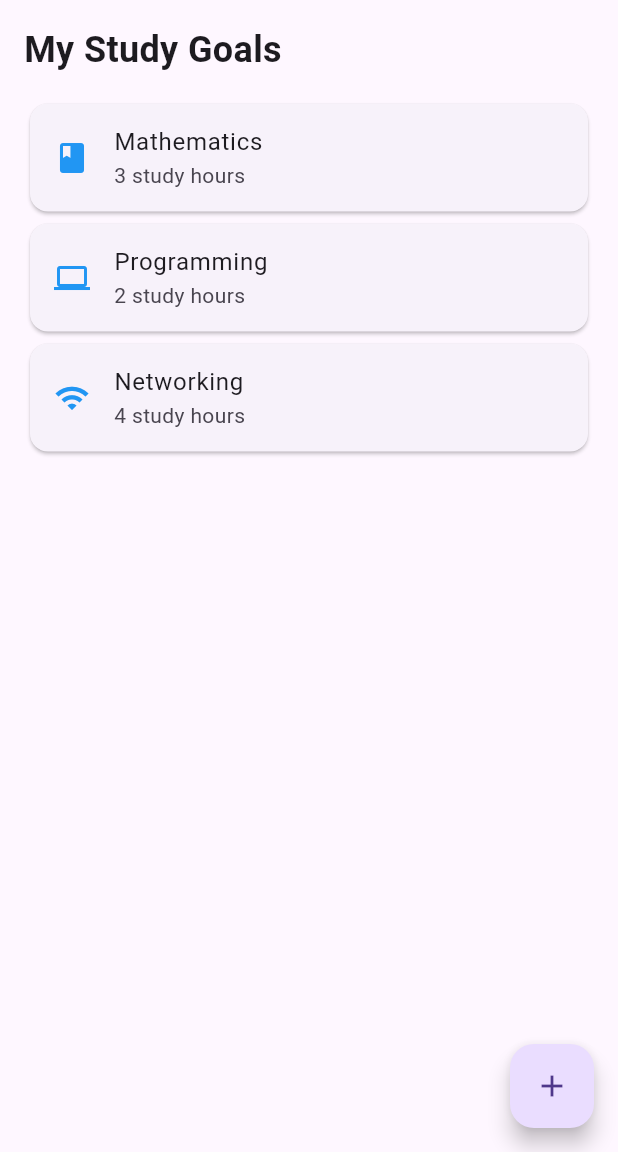
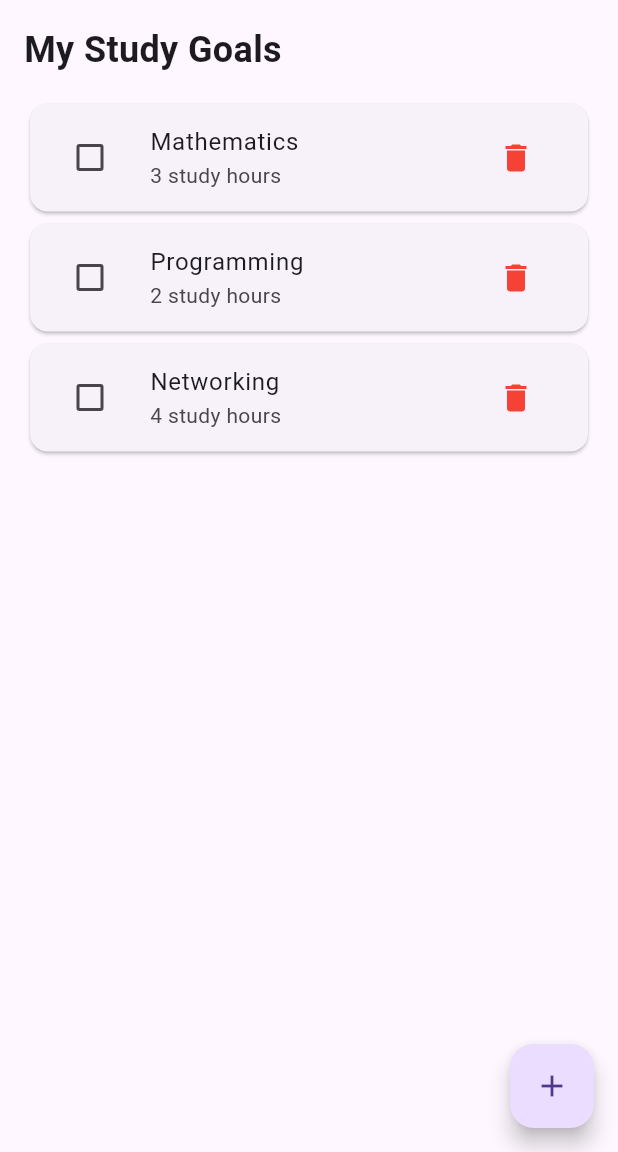
Before and after one commit to BrunoxCodes/group-21-study-planner, a Flutter app: the screen it shows after launch, on a phone screen of 412 x 824 dp, the part 84-1236 px from its top. Run offline on Flutter 3.47's test engine with Material 3 defaults, Android fonts, the phone set to English and light mode, and no system bars.

Commit message:
Phase 2: Working List

```diff
--- a/lib/main.dart
+++ b/lib/main.dart
@@ -1,7 +1,5 @@
 
 import 'package:flutter/material.dart';
-
-// PHASE 1:
 
 void main() {
   runApp(const MyApp());
@@ -24,8 +22,59 @@ class MyApp extends StatelessWidget {
   }
 }
 
-class HomeScreen extends StatelessWidget {
+// STATIC: Home screen
+class HomeScreen extends StatefulWidget {
   const HomeScreen({super.key});
+
+  @override
+  State<HomeScreen> createState() => _HomeScreenState();
+}
+
+class _HomeScreenState extends State<HomeScreen> {
+
+  // LOGIC: Store study goals
+  List<Map<String, dynamic>> goals = [
+    {
+      'subject': 'Mathematics',
+      'hours': 3,
+      'done': false,
+    },
+    {
+      'subject': 'Programming',
+      'hours': 2,
+      'done': false,
+    },
+    {
+      'subject': 'Networking',
+      'hours': 4,
+      'done': false,
+    },
+  ];
+
+  // LOGIC: Toggle goal completion
+  void toggleGoal(int index) {
+    setState(() {
+      goals[index]['done'] = !goals[index]['done'];
+    });
+  }
+
+  // LOGIC: Delete a goal
+  void deleteGoal(int index) {
+    setState(() {
+      goals.removeAt(index);
+    });
+  }
+
+  // LOGIC: Add a sample goal
+  void addGoal() {
+    setState(() {
+      goals.add({
+        'subject': 'Database Systems',
+        'hours': 2,
+        'done': false,
+      });
+    });
+  }
 
   @override
   Widget build(BuildContext context) {
@@ -36,12 +85,13 @@ class HomeScreen extends StatelessWidget {
         foregroundColor: Colors.white,
       ),
 
-      // STATIC: Page content
       body: Padding(
         padding: const EdgeInsets.all(16.0),
         child: Column(
           crossAxisAlignment: CrossAxisAlignment.start,
           children: [
+
+            // STATIC: Heading
             const Text(
               'My Study Goals',
               style: TextStyle(
@@ -52,36 +102,62 @@ class HomeScreen extends StatelessWidget {
 
             const SizedBox(height: 15),
 
-            // STATIC: Study goal cards
-            Card(
-              child: ListTile(
-                leading: const Icon(Icons.book, color: Colors.blue),
-                title: const Text('Mathematics'),
-                subtitle: const Text('3 study hours'),
-              ),
-            ),
+            // CONNECTION: Connect data to the screen
+            Expanded(
+              child: ListView.builder(
+                itemCount: goals.length,
+                itemBuilder: (context, index) {
 
-            Card(
-              child: ListTile(
-                leading: const Icon(Icons.computer, color: Colors.blue),
-                title: const Text('Programming'),
-                subtitle: const Text('2 study hours'),
-              ),
-            ),
+                  final goal = goals[index];
 
-            Card(
-              child: ListTile(
-                leading: const Icon(Icons.wifi, color: Colors.blue),
-                title: const Text('Networking'),
-                subtitle: const Text('4 study hours'),
+                  return Card(
+                    child: ListTile(
+                      leading: Checkbox(
+                        value: goal['done'],
+                        onChanged: (value) {
+                          // CONNECTION: Connect checkbox to logic
+                          toggleGoal(index);
+                        },
+                      ),
+
+                      title: Text(
+                        goal['subject'],
+                        style: TextStyle(
+                          decoration: goal['done']
+                              ? TextDecoration.lineThrough
+                              : TextDecoration.none,
+                        ),
+                      ),
+
+                      subtitle: Text(
+                        '${goal['hours']} study hours',
+                      ),
+
+                      trailing: IconButton(
+                        icon: const Icon(
+                          Icons.delete,
+                          color: Colors.red,
+                        ),
+                        onPressed: () {
+                          deleteGoal(index);
+                        },
+                      ),
+
+                      onTap: () {
+                        toggleGoal(index);
+                      },
+                    ),
+                  );
+                },
               ),
             ),
           ],
         ),
       ),
 
+      // STATIC: Floating action button
       floatingActionButton: FloatingActionButton(
-        onPressed: () {},
+        onPressed: addGoal,
         child: const Icon(Icons.add),
       ),
     );
```
